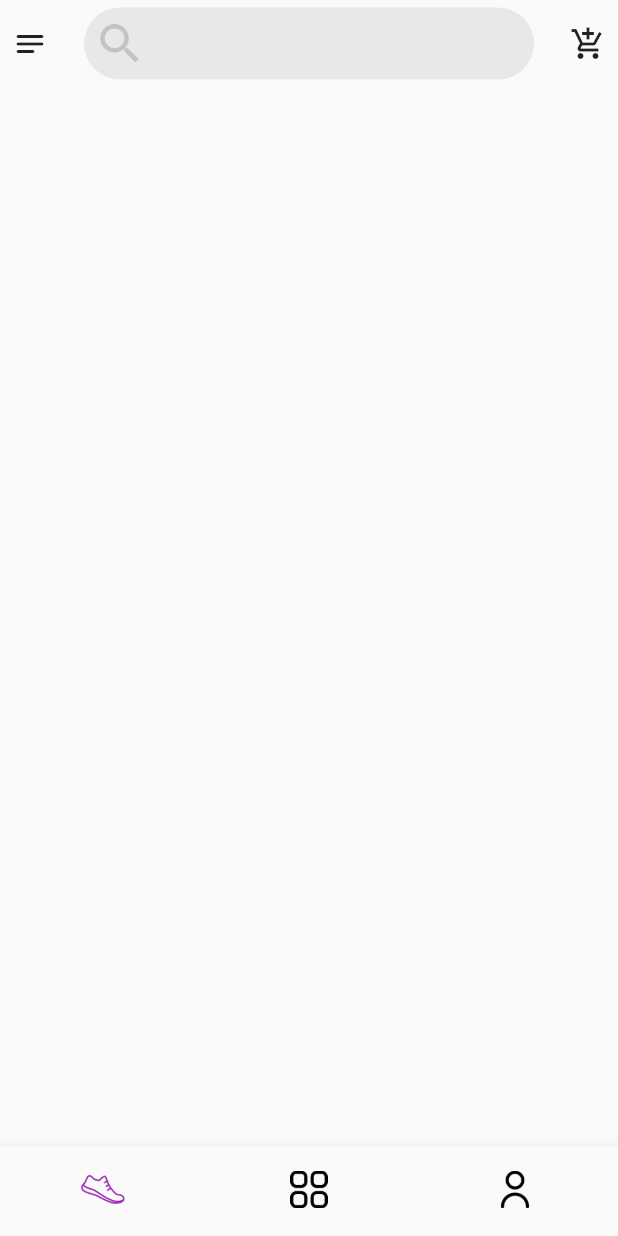
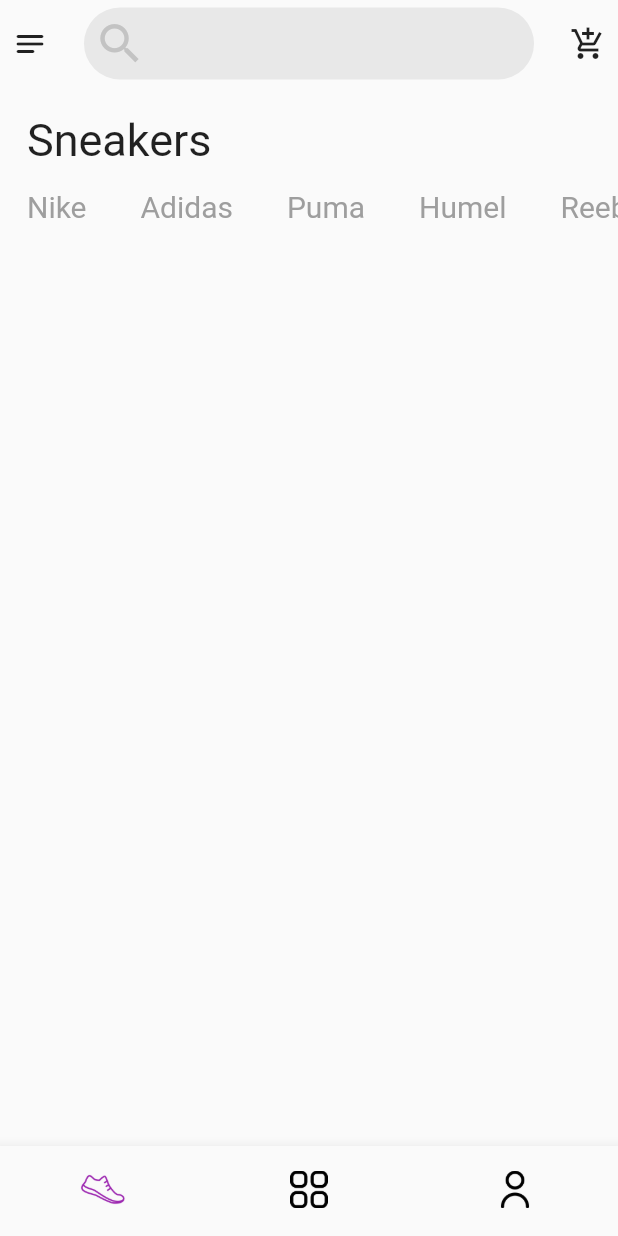
Before and after one commit to najmulmyself/Shoe-Commerce, a Flutter app: the Sneaker screen opened directly, on a phone screen of 412 x 824 dp. Run offline on Flutter 3.47's test engine with Material 2 defaults, Android fonts, the phone set to English and light mode, and no system bars.

Commit message:
listview added

```diff
--- a/lib/screen/sneaker_screen.dart
+++ b/lib/screen/sneaker_screen.dart
@@ -2,16 +2,69 @@ import 'package:flutter/material.dart';
 import 'package:shoecommerce/screen/search_bar.dart';
 
 class Sneaker extends StatelessWidget {
-  const Sneaker({Key? key}) : super(key: key);
-
   @override
+  List brands = [
+    'Nike',
+    'Adidas',
+    'Puma',
+    'Humel',
+    'Reebok',
+    'Birkenstock',
+    'Dolce Vita',
+    'Fireside',
+    'Hurley',
+    'Ladeda',
+    'Madden Girl',
+    'Rockport',
+  ];
   Widget build(BuildContext context) {
     return SafeArea(
       child: Scaffold(
         // backgroundColor: Colors.red,
         body: Column(
+          // crossAxisAlignment: CrossAxisAlignment.start,
           children: [
             SearchBar(),
+            Column(
+              crossAxisAlignment: CrossAxisAlignment.start,
+              children: [
+                Padding(
+                  padding:
+                      const EdgeInsets.only(left: 18.0, top: 18, bottom: 12),
+                  child: Text(
+                    'Sneakers',
+                    style: TextStyle(
+                      fontSize: 30,
+                    ),
+                  ),
+                ),
+                Container(
+                  height: 30,
+                  child: ListView.builder(
+                    scrollDirection: Axis.horizontal,
+                    itemBuilder: (context, index) {
+                      return Row(
+                        mainAxisAlignment: MainAxisAlignment.spaceBetween,
+                        children: [
+                          Padding(
+                            padding:
+                                const EdgeInsets.symmetric(horizontal: 18.0),
+                            child: Text(
+                              brands[index],
+                              style: TextStyle(
+                                fontSize: 20,
+                                color: Colors.grey,
+                              ),
+                            ),
+                          ),
+                        ],
+                      );
+                    },
+                    itemCount: brands.length,
+                  ),
+                )
+              ],
+            ),
           ],
         ),
         bottomNavigationBar: BottomNavigationBar(
```
